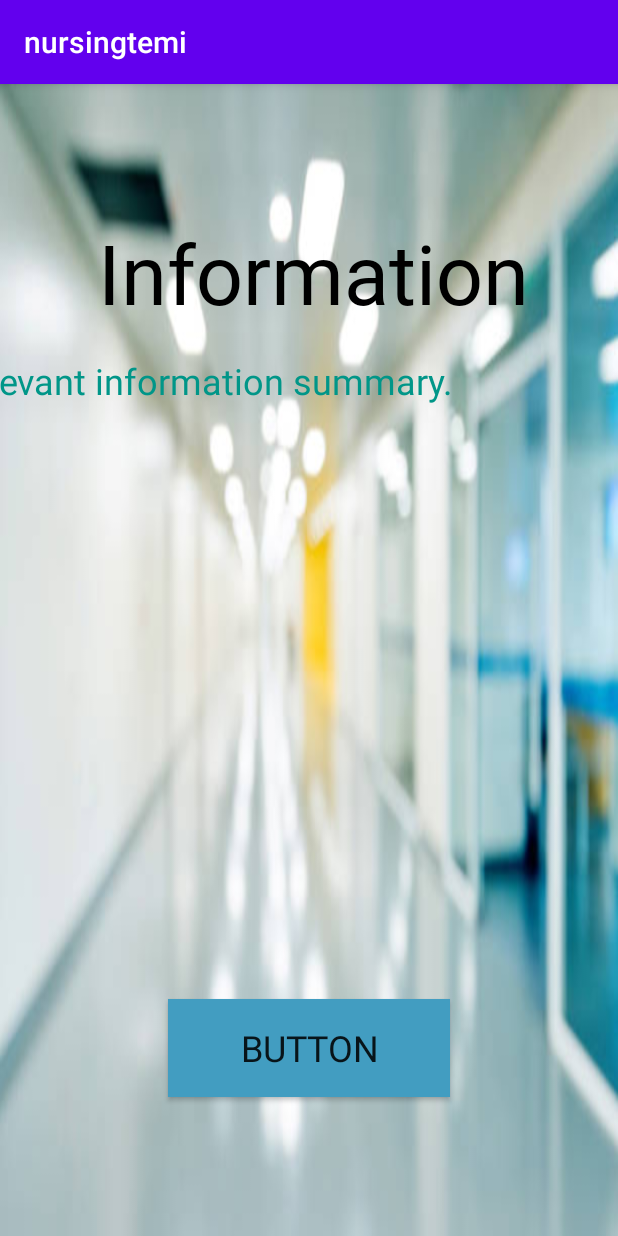
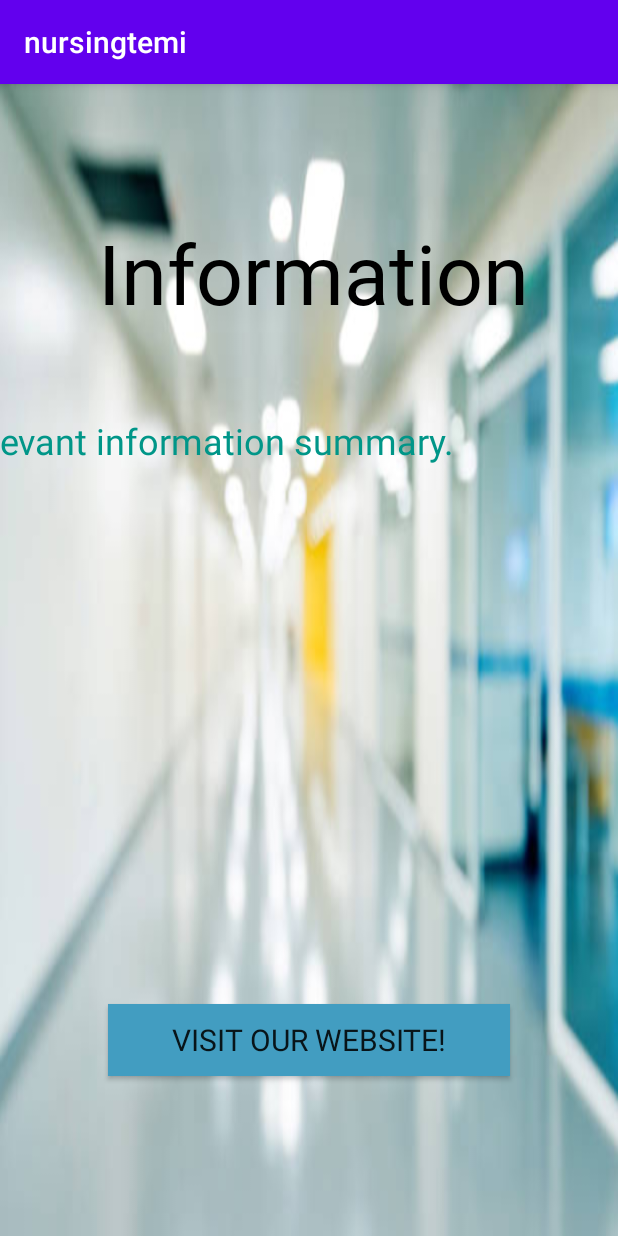
Before and after one commit to ishikapatel2/nursingtemi, an Android app: the InfoActivity screen opened directly, with no data from a screen before it, on a phone screen of 412 x 824 dp. Run offline under Robolectric (Android 15) with nearby library versions, the light colour scheme and no system bars; Roboto replaces fonts that are not available here.

Commit message:
New "Information" Activity Created

```diff
--- a/app/src/main/java/com/example/nursingtemi/MainActivity.java
+++ b/app/src/main/java/com/example/nursingtemi/MainActivity.java
@@ -12,6 +12,7 @@ import android.bluetooth.BluetoothA2dp;
 import android.bluetooth.BluetoothAdapter;
 import android.content.Intent;
 import android.graphics.drawable.AnimationDrawable;
+import android.net.Uri;
 import android.os.Bundle;
 import android.view.View;
 import android.widget.Button;
--- a/app/src/main/res/layout/activity_info.xml
+++ b/app/src/main/res/layout/activity_info.xml
@@ -31,24 +31,24 @@
         android:textSize="24sp"
         app:layout_constraintBottom_toBottomOf="parent"
         app:layout_constraintEnd_toEndOf="parent"
-        app:layout_constraintHorizontal_bias="0.5"
+        app:layout_constraintHorizontal_bias="0.497"
         app:layout_constraintStart_toStartOf="parent"
-        app:layout_constraintTop_toTopOf="parent"
-        app:layout_constraintVertical_bias="0.411" />
+        app:layout_constraintTop_toTopOf="parent" />
 
     <Button
-        android:layout_width="188dp"
-        android:layout_height="65dp"
+        android:layout_width="268dp"
+        android:layout_height="48dp"
         android:background="#429DC1"
         android:fontFamily="@font/arbutus_slab"
-        android:text="Button"
-        android:textSize="24sp"
+        android:onClick="nursingWebsite"
+        android:text="Visit Our Website!"
+        android:textSize="20sp"
         app:layout_constraintBottom_toBottomOf="parent"
         app:layout_constraintEnd_toEndOf="parent"
         app:layout_constraintHorizontal_bias="0.499"
         app:layout_constraintStart_toStartOf="parent"
         app:layout_constraintTop_toTopOf="parent"
-        app:layout_constraintVertical_bias="0.868" />
+        app:layout_constraintVertical_bias="0.852" />
 
 
 </androidx.constraintlayout.widget.ConstraintLayout>
```
Also changed, not shown: app/src/main/java/com/example/nursingtemi/BeginningActivity.java (added, +14 -0 lines), app/src/main/java/com/example/nursingtemi/InfoActivity.java (+8 -0 lines), app/src/main/res/layout/activity_beginning.xml (added, +9 -0 lines).
